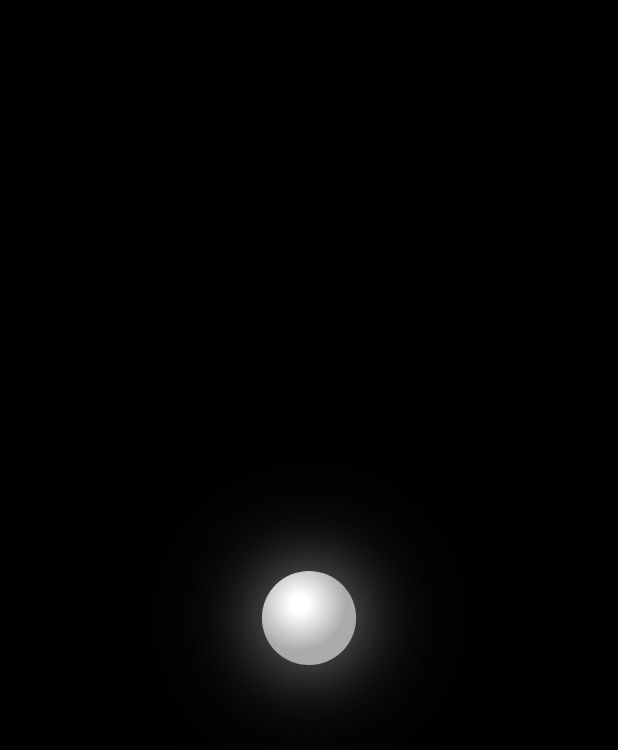
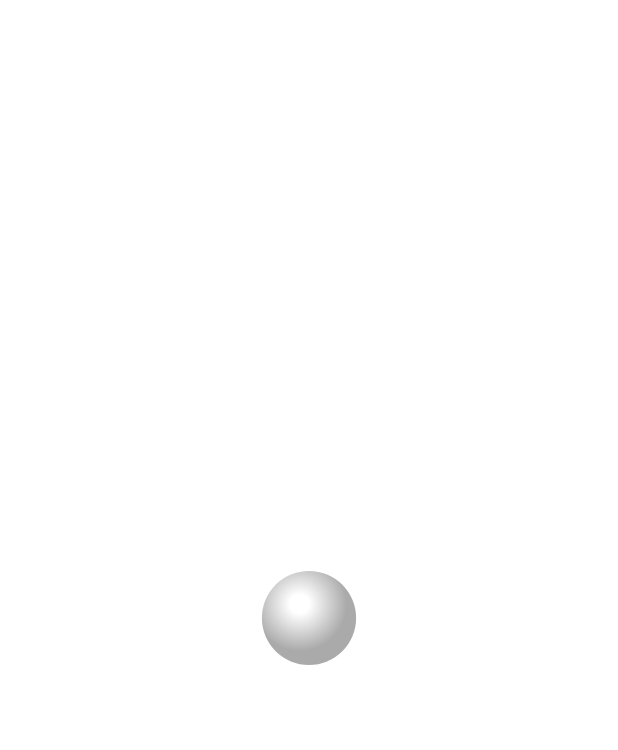
Before and after one commit to Naveen-X/void, a Flutter app: the ShareLoaderScreen screen opened by its route, on a phone screen of 412 x 824 dp. Shown: the top 750 px of the screen. Run offline on Flutter 3.47's test engine with Material 3 defaults, Android fonts, the phone set to English and light mode, and no system bars; our stand-ins replace google_fonts; network calls fail.

Commit message:
Make share loader screen fully transparent
- Add transparent background mode to ShareHandlerActivity
- Enhance ShareTheme with floating window and transparency settings
- Change share loader container from black to transparent background

```diff
--- a/lib/ui/share/share_loader_screen.dart
+++ b/lib/ui/share/share_loader_screen.dart
@@ -63,8 +63,8 @@ class _ShareLoaderScreenState extends State<ShareLoaderScreen> {
     return Directionality( // Required because we removed Scaffold/Material
       textDirection: TextDirection.ltr,
       child: Container(
-        color: Colors.black,
-        alignment: Alignment.center, // <--- This forces the Orb to the center
+        color: Colors.transparent,
+        alignment: Alignment.center,
         child: OrbLoader(state: _orbState),
       ),
     );
```
Also changed, not shown: 2 other files.
